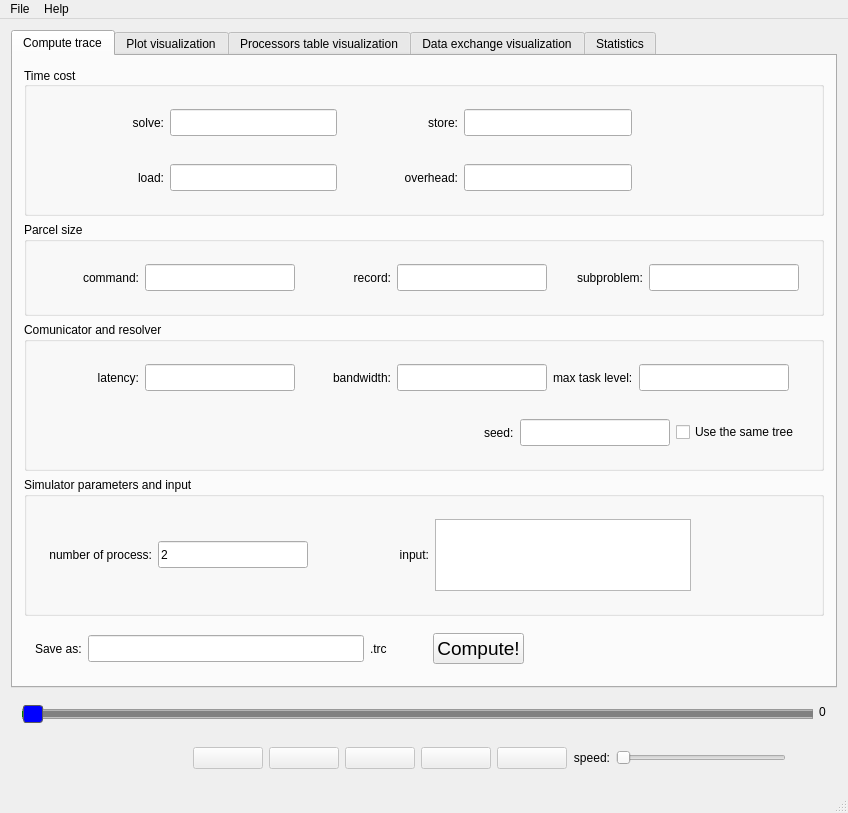
Qt form visualizer/mainwindow.ui (Justice01/bnb-visualizer) before a commit.
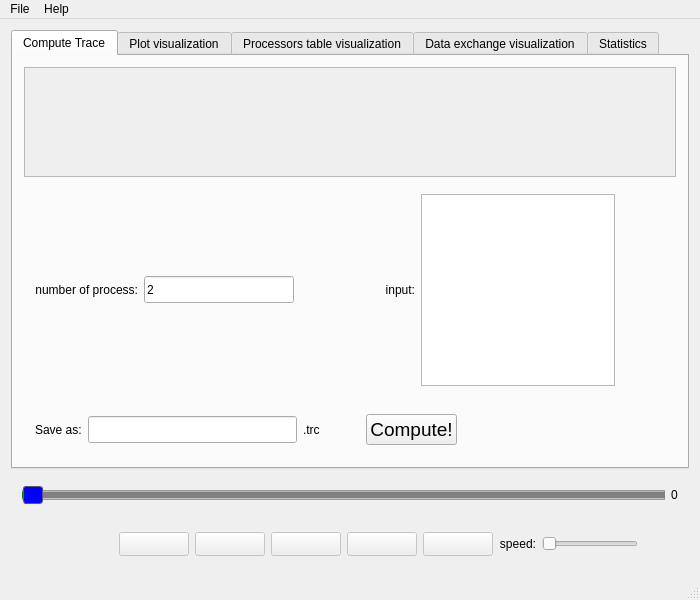
The same form after that commit. Icons and pictures are not drawn.

Commit message: added json autosettings

```diff
--- a/visualizer/mainwindow.ui
+++ b/visualizer/mainwindow.ui
@@ -6,16 +6,28 @@
    <rect>
     <x>0</x>
     <y>0</y>
-    <width>842</width>
-    <height>778</height>
+    <width>700</width>
+    <height>600</height>
    </rect>
   </property>
+  <property name="sizePolicy">
+   <sizepolicy hsizetype="Preferred" vsizetype="Preferred">
+    <horstretch>0</horstretch>
+    <verstretch>0</verstretch>
+   </sizepolicy>
+  </property>
+  <property name="minimumSize">
+   <size>
+    <width>700</width>
+    <height>600</height>
+   </size>
+  </property>
   <property name="windowTitle">
    <string>BnBVisualizer</string>
   </property>
   <widget class="QWidget" name="centralWidget">
-   <layout class="QGridLayout" name="gridLayout_3">
-    <item row="0" column="0">
+   <layout class="QVBoxLayout" name="verticalLayout_9">
+    <item>
      <layout class="QVBoxLayout" name="verticalLayout">
       <item>
        <widget class="QTabWidget" name="tabWidget">
@@ -24,588 +36,136 @@
         </property>
         <widget class="QWidget" name="ComputeTab">
          <attribute name="title">
-          <string>Compute trace</string>
+          <string>Compute Trace</string>
          </attribute>
          <layout class="QVBoxLayout" name="verticalLayout_2">
           <item>
-           <widget class="QGroupBox" name="groupBox">
-            <property name="title">
-             <string>Time cost</string>
+           <widget class="QScrollArea" name="computeScrollArea">
+            <property name="widgetResizable">
+             <bool>true</bool>
             </property>
-            <property name="alignment">
-             <set>Qt::AlignLeading|Qt::AlignLeft|Qt::AlignVCenter</set>
+            <widget class="QWidget" name="computeScrollAreaWidgetContents">
+             <property name="geometry">
+              <rect>
+               <x>0</x>
+               <y>0</y>
+               <width>656</width>
+               <height>122</height>
+              </rect>
+             </property>
+             <layout class="QGridLayout" name="ComputeLayout"/>
+            </widget>
+           </widget>
+          </item>
+          <item>
+           <widget class="QWidget" name="widget_11" native="true">
+            <property name="minimumSize">
+             <size>
+              <width>0</width>
+              <height>0</height>
+             </size>
             </property>
-            <property name="checkable">
-             <bool>false</bool>
+            <property name="maximumSize">
+             <size>
+              <width>16777215</width>
+              <height>16777215</height>
+             </size>
             </property>
-            <layout class="QVBoxLayout" name="verticalLayout_3">
+            <layout class="QHBoxLayout" name="horizontalLayout_10">
              <item>
-              <widget class="QWidget" name="widget_6" native="true">
-               <layout class="QHBoxLayout" name="horizontalLayout_6">
-                <item>
-                 <widget class="QLabel" name="label_5">
-                  <property name="minimumSize">
-                   <size>
-                    <width>115</width>
-                    <height>0</height>
-                   </size>
-                  </property>
-                  <property name="text">
-                   <string>solve:</string>
-                  </property>
-                  <property name="alignment">
-                   <set>Qt::AlignRight|Qt::AlignTrailing|Qt::AlignVCenter</set>
-                  </property>
-                 </widget>
-                </item>
-                <item>
-                 <widget class="QLineEdit" name="solveEdit">
-                  <property name="minimumSize">
-                   <size>
-                    <width>150</width>
-                    <height>27</height>
-                   </size>
-                  </property>
-                  <property name="maximumSize">
-                   <size>
-                    <width>16777215</width>
-                    <height>16777215</height>
-                   </size>
-                  </property>
-                 </widget>
-                </item>
-                <item>
-                 <widget class="QLabel" name="label_6">
-                  <property name="minimumSize">
-                   <size>
-                    <width>115</width>
-                    <height>0</height>
-                   </size>
-                  </property>
-                  <property name="text">
-                   <string>store:</string>
-                  </property>
-                  <property name="alignment">
-                   <set>Qt::AlignRight|Qt::AlignTrailing|Qt::AlignVCenter</set>
-                  </property>
-                 </widget>
-                </item>
-                <item>
-                 <widget class="QLineEdit" name="storeEdit">
-                  <property name="minimumSize">
-                   <size>
-                    <width>150</width>
-                    <height>27</height>
-                   </size>
-                  </property>
-                  <property name="maximumSize">
-                   <size>
-                    <width>16777215</width>
-                    <height>16777215</height>
-                   </size>
-                  </property>
-                 </widget>
-                </item>
-                <item>
-                 <spacer name="horizontalSpacer_8">
-                  <property name="orientation">
-                   <enum>Qt::Horizontal</enum>
-                  </property>
-                  <property name="sizeType">
-                   <enum>QSizePolicy::MinimumExpanding</enum>
-                  </property>
-                  <property name="sizeHint" stdset="0">
-                   <size>
-                    <width>40</width>
-                    <height>20</height>
-                   </size>
-                  </property>
-                 </spacer>
-                </item>
-               </layout>
+              <widget class="QLabel" name="label_18">
+               <property name="layoutDirection">
+                <enum>Qt::LeftToRight</enum>
+               </property>
+               <property name="text">
+                <string>number of process:</string>
+               </property>
+               <property name="alignment">
+                <set>Qt::AlignRight|Qt::AlignTrailing|Qt::AlignVCenter</set>
+               </property>
               </widget>
              </item>
              <item>
-              <widget class="QWidget" name="widget_7" native="true">
-               <layout class="QHBoxLayout" name="horizontalLayout_7">
-                <item>
-                 <widget class="QLabel" name="label_7">
-                  <property name="minimumSize">
-                   <size>
-                    <width>115</width>
-                    <height>0</height>
-                   </size>
-                  </property>
-                  <property name="text">
-                   <string>load:</string>
-                  </property>
-                  <property name="alignment">
-                   <set>Qt::AlignRight|Qt::AlignTrailing|Qt::AlignVCenter</set>
-                  </property>
-                 </widget>
-                </item>
-                <item>
-                 <widget class="QLineEdit" name="loadEdit">
-                  <property name="minimumSize">
-                   <size>
-                    <width>150</width>
-                    <height>27</height>
-                   </size>
-                  </property>
-                  <property name="maximumSize">
-                   <size>
-                    <width>16777215</width>
-                    <height>16777215</height>
-                   </size>
-                  </property>
-                 </widget>
-                </item>
-                <item>
-                 <widget class="QLabel" name="label_8">
-                  <property name="minimumSize">
-                   <size>
-                    <width>115</width>
-                    <height>0</height>
-                   </size>
-                  </property>
-                  <property name="text">
-                   <string>overhead:</string>
-                  </property>
-                  <property name="alignment">
-                   <set>Qt::AlignRight|Qt::AlignTrailing|Qt::AlignVCenter</set>
-                  </property>
-                 </widget>
-                </item>
-                <item>
-                 <widget class="QLineEdit" name="overheadEdit">
-                  <property name="minimumSize">
-                   <size>
-                    <width>150</width>
-                    <height>27</height>
-                   </size>
-                  </property>
-                  <property name="maximumSize">
-                   <size>
-                    <width>16777215</width>
-                    <height>16777215</height>
-                   </size>
-                  </property>
-                 </widget>
-                </item>
-                <item>
-                 <spacer name="horizontalSpacer_10">
-                  <property name="orientation">
-                   <enum>Qt::Horizontal</enum>
-                  </property>
-                  <property name="sizeType">
-                   <enum>QSizePolicy::MinimumExpanding</enum>
-                  </property>
-                  <property name="sizeHint" stdset="0">
-                   <size>
-                    <width>40</width>
-                    <height>20</height>
-                   </size>
-                  </property>
-                 </spacer>
-                </item>
-               </layout>
+              <widget class="QLineEdit" name="ProcNumEdit">
+               <property name="minimumSize">
+                <size>
+                 <width>150</width>
+                 <height>27</height>
+                </size>
+               </property>
+               <property name="maximumSize">
+                <size>
+                 <width>16777215</width>
+                 <height>16777215</height>
+                </size>
+               </property>
+               <property name="inputMask">
+                <string/>
+               </property>
+               <property name="text">
+                <string>2</string>
+               </property>
               </widget>
              </item>
-            </layout>
-           </widget>
-          </item>
-          <item>
-           <widget class="QGroupBox" name="groupBox_2">
-            <property name="title">
-             <string>Parcel size</string>
-            </property>
-            <layout class="QVBoxLayout" name="verticalLayout_5">
              <item>
-              <widget class="QWidget" name="widget_8" native="true">
-               <layout class="QHBoxLayout" name="horizontalLayout_8">
-                <item>
-                 <widget class="QLabel" name="label_9">
-                  <property name="minimumSize">
-                   <size>
-                    <width>90</width>
-                    <height>0</height>
-                   </size>
-                  </property>
-                  <property name="text">
-                   <string>command:</string>
-                  </property>
-                  <property name="alignment">
-                   <set>Qt::AlignRight|Qt::AlignTrailing|Qt::AlignVCenter</set>
-                  </property>
-                 </widget>
-                </item>
-                <item>
-                 <widget class="QLineEdit" name="commandEdit">
-                  <property name="minimumSize">
-                   <size>
-                    <width>150</width>
-                    <height>27</height>
-                   </size>
-                  </property>
-                  <property name="maximumSize">
-                   <size>
-                    <width>16777215</width>
-                    <height>16777215</height>
-                   </size>
-                  </property>
-                 </widget>
-                </item>
-                <item>
-                 <widget class="QLabel" name="label_10">
-                  <property name="minimumSize">
-                   <size>
-                    <width>90</width>
-                    <height>0</height>
-                   </size>
-                  </property>
-                  <property name="text">
-                   <string>record:</string>
-                  </property>
-                  <property name="alignment">
-                   <set>Qt::AlignRight|Qt::AlignTrailing|Qt::AlignVCenter</set>
-                  </property>
-                 </widget>
-                </item>
-                <item>
-                 <widget class="QLineEdit" name="recordEdit">
-                  <property name="minimumSize">
-                   <size>
-                    <width>150</width>
-                    <height>27</height>
-                   </size>
-                  </property>
-                  <property name="maximumSize">
-                   <size>
-                    <width>16777215</width>
-                    <height>16777215</height>
-                   </size>
-                  </property>
-                 </widget>
-                </item>
-                <item>
-                 <widget class="QLabel" name="label_11">
-                  <property name="minimumSize">
-                   <size>
-                    <width>90</width>
-                    <height>0</height>
-                   </size>
-                  </property>
-                  <property name="text">
-                   <string>subproblem:</string>
-                  </property>
-                  <property name="alignment">
-                   <set>Qt::AlignRight|Qt::AlignTrailing|Qt::AlignVCenter</set>
-                  </property>
-                 </widget>
-                </item>
-                <item>
-                 <widget class="QLineEdit" name="subproblemEdit">
-                  <property name="minimumSize">
-                   <size>
-                    <width>150</width>
-                    <height>27</height>
-                   </size>
-                  </property>
-                  <property name="maximumSize">
-                   <size>
-                    <width>16777215</width>
-                    <height>16777215</height>
-                   </size>
-                  </property>
-                 </widget>
-                </item>
-                <item>
-                 <spacer name="horizontalSpacer_12">
-                  <property name="orientation">
-                   <enum>Qt::Horizontal</enum>
-                  </property>
-                  <property name="sizeHint" stdset="0">
-                   <size>
-                    <width>40</width>
-                    <height>20</height>
-                   </size>
-                  </property>
-                 </spacer>
-                </item>
-               </layout>
+              <widget class="QLabel" name="label_19">
+               <property name="minimumSize">
+                <size>
+                 <width>115</width>
+                 <height>0</height>
+                </size>
+               </property>
+               <property name="text">
+                <string>input:</string>
+               </property>
+               <property name="alignment">
+                <set>Qt::AlignRight|Qt::AlignTrailing|Qt::AlignVCenter</set>
+               </property>
               </widget>
              </item>
-            </layout>
-           </widget>
-          </item>
-          <item>
-           <widget class="QGroupBox" name="groupBox_4">
-            <property name="title">
-             <string>Comunicator and resolver</string>
-            </property>
-            <layout class="QVBoxLayout" name="verticalLayout_8">
              <item>
-              <widget class="QWidget" name="widget_9" native="true">
-               <layout class="QHBoxLayout" name="horizontalLayout_9">
-                <item>
-                 <widget class="QLabel" name="label_12">
-                  <property name="minimumSize">
-                   <size>
-                    <width>90</width>
-                    <height>0</height>
-                   </size>
-                  </property>
-                  <property name="text">
-                   <string>latency:</string>
-                  </property>
-                  <property name="alignment">
-                   <set>Qt::AlignRight|Qt::AlignTrailing|Qt::AlignVCenter</set>
-                  </property>
-                 </widget>
-                </item>
-                <item>
-                 <widget class="QLineEdit" name="latencyEdit">
-                  <property name="minimumSize">
-                   <size>
-                    <width>150</width>
-                    <height>27</height>
-                   </size>
-                  </property>
-                  <property name="maximumSize">
-                   <size>
-                    <width>16777215</width>
-                    <height>16777215</height>
-                   </size>
-                  </property>
-                 </widget>
-                </item>
-                <item>
-                 <widget class="QLabel" name="label_13">
-                  <property name="minimumSize">
-                   <size>
-                    <width>90</width>
-                    <height>0</height>
-                   </size>
-                  </property>
-                  <property name="text">
-                   <string>bandwidth:</string>
-                  </property>
-                  <property name="alignment">
-                   <set>Qt::AlignRight|Qt::AlignTrailing|Qt::AlignVCenter</set>
-                  </property>
-                 </widget>
-                </item>
-                <item>
-                 <widget class="QLineEdit" name="bandwidthEdit">
-                  <property name="minimumSize">
-                   <size>
-                    <width>150</width>
-                    <height>27</height>
-                   </size>
-                  </property>
-                  <property name="maximumSize">
-                   <size>
-                    <width>16777215</width>
-                    <height>16777215</height>
-                   </size>
-                  </property>
-                 </widget>
-                </item>
-                <item>
-                 <widget class="QLabel" name="label_14">
-                  <property name="text">
-                   <string>max task level:</string>
-                  </property>
-                 </widget>
-                </item>
-                <item>
-                 <widget class="QLineEdit" name="maxTaskLevelEdit">
-                  <property name="minimumSize">
-                   <size>
-                    <width>150</width>
-                    <height>27</height>
-                   </size>
-                  </property>
-                  <property name="maximumSize">
-                   <size>
-                    <width>16777215</width>
-                    <height>16777215</height>
-                   </size>
-                  </property>
-                 </widget>
-                </item>
-                <item>
-                 <spacer name="horizontalSpacer_14">
-                  <property name="orientation">
-                   <enum>Qt::Horizontal</enum>
-                  </property>
-                  <property name="sizeHint" stdset="0">
-                   <size>
-                    <width>40</width>
-                    <height>20</height>
-                   </size>
-                  </property>
-                 </spacer>
-                </item>
-               </layout>
+              <widget class="QTextEdit" name="InputEdit">
+               <property name="maximumSize">
+                <size>
+                 <width>16777215</width>
+                 <height>16777215</height>
+                </size>
+               </property>
+               <property name="horizontalScrollBarPolicy">
+                <enum>Qt::ScrollBarAsNeeded</enum>
+               </property>
               </widget>
              </item>
              <item>
-              <widget class="QWidget" name="widget_3" native="true">
-               <layout class="QHBoxLayout" name="horizontalLayout_11">
-                <item>
-                 <spacer name="horizontalSpacer_3">
-                  <property name="orientation">
-                   <enum>Qt::Horizontal</enum>
-                  </property>
-                  <property name="sizeType">
-                   <enum>QSizePolicy::Expanding</enum>
-                  </property>
-                  <property name="sizeHint" stdset="0">
-                   <size>
-                    <width>40</width>
-                    <height>20</height>
-                   </size>
-                  </property>
-                 </spacer>
-                </item>
-                <item>
-                 <widget class="QLabel" name="label_17">
-                  <property name="text">
-                   <string>seed:</string>
-                  </property>
-                 </widget>
-                </item>
-                <item>
-                 <widget class="QLineEdit" name="seedEdit">
-                  <property name="minimumSize">
-                   <size>
-                    <width>150</width>
-                    <height>27</height>
-                   </size>
-                  </property>
-                  <property name="maximumSize">
-                   <size>
-                    <width>150</width>
-                    <height>27</height>
-                   </size>
-                  </property>
-                 </widget>
-                </item>
-                <item>
-                 <widget class="QCheckBox" name="sameTreeCheckBox">
-                  <property name="text">
-                   <string>Use the same tree</string>
-                  </property>
-                  <property name="checked">
-                   <bool>false</bool>
-                  </property>
-                 </widget>
-                </item>
-               </layout>
-               <zorder>sameTreeCheckBox</zorder>
-               <zorder>horizontalSpacer_3</zorder>
-               <zorder>seedEdit</zorder>
-               <zorder>label_17</zorder>
-              </widget>
+              <spacer name="horizontalSpacer_7">
+               <property name="orientation">
+                <enum>Qt::Horizontal</enum>
+               </property>
+               <property name="sizeType">
+                <enum>QSizePolicy::MinimumExpanding</enum>
+               </property>
+               <property name="sizeHint" stdset="0">
+                <size>
+                 <width>50</width>
+                 <height>20</height>
+                </size>
+               </property>
+              </spacer>
              </item>
             </layout>
            </widget>
           </item>
           <item>
-           <widget class="QGroupBox" name="groupBox_3">
-            <property name="title">
-             <string>Simulator parameters and input</string>
+           <widget class="QWidget" name="widget_10" native="true">
+            <property name="sizePolicy">
+             <sizepolicy hsizetype="Preferred" vsizetype="Preferred">
+              <horstretch>0</horstretch>
+              <verstretch>0</verstretch>
+             </sizepolicy>
             </property>
-            <layout class="QVBoxLayout" name="verticalLayout_7">
+            <layout class="QHBoxLayout" name="horizontalLayout_19">
              <item>
-              <widget class="QWidget" name="controlWidget" native="true">
-               <layout class="QHBoxLayout" name="horizontalLayout_3">
-                <item>
-                 <widget class="QLabel" name="label">
-                  <property name="layoutDirection">
-                   <enum>Qt::LeftToRight</enum>
-                  </property>
-                  <property name="text">
-                   <string>number of process:</string>
-                  </property>
-                  <property name="alignment">
-                   <set>Qt::AlignRight|Qt::AlignTrailing|Qt::AlignVCenter</set>
-                  </property>
-                 </widget>
-                </item>
-                <item>
-                 <widget class="QLineEdit" name="ProcNumEdit">
-                  <property name="minimumSize">
-                   <size>
-                    <width>150</width>
-                    <height>27</height>
-                   </size>
-                  </property>
-                  <property name="maximumSize">
-                   <size>
-                    <width>16777215</width>
-                    <height>16777215</height>
-                   </size>
-                  </property>
-                  <property name="inputMask">
-                   <string/>
-                  </property>
-                  <property name="text">
-                   <string>2</string>
-                  </property>
-                 </widget>
-                </item>
-                <item>
-                 <widget class="QLabel" name="label_3">
-                  <property name="minimumSize">
-                   <size>
-                    <width>115</width>
-                    <height>0</height>
-                   </size>
-                  </property>
-                  <property name="text">
-                   <string>input:</string>
-                  </property>
-                  <property name="alignment">
-                   <set>Qt::AlignRight|Qt::AlignTrailing|Qt::AlignVCenter</set>
-                  </property>
-                 </widget>
-                </item>
-                <item>
-                 <widget class="QTextEdit" name="InputEdit">
-                  <property name="horizontalScrollBarPolicy">
-                   <enum>Qt::ScrollBarAsNeeded</enum>
-                  </property>
-                 </widget>
-                </item>
-                <item>
-                 <spacer name="horizontalSpacer_6">
-                  <property name="orientation">
-                   <enum>Qt::Horizontal</enum>
-                  </property>
-                  <property name="sizeType">
-                   <enum>QSizePolicy::MinimumExpanding</enum>
-                  </property>
-                  <property name="sizeHint" stdset="0">
-                   <size>
-                    <width>40</width>
-                    <height>20</height>
-                   </size>
-                  </property>
-                 </spacer>
-                </item>
-               </layout>
-              </widget>
-             </item>
-            </layout>
-           </widget>
-          </item>
-          <item>
-           <widget class="QWidget" name="widget_5" native="true">
-            <layout class="QHBoxLayout" name="horizontalLayout_5">
-             <item>
-              <widget class="QLabel" name="label_15">
+              <widget class="QLabel" name="label_34">
                <property name="text">
                 <string>Save as:</string>
                </property>
@@ -622,14 +182,14 @@
               </widget>
              </item>
              <item>
-              <widget class="QLabel" name="label_16">
+              <widget class="QLabel" name="label_35">
                <property name="text">
                 <string>.trc</string>
                </property>
               </widget>
              </item>
              <item>
-              <spacer name="horizontalSpacer_15">
+              <spacer name="horizontalSpacer_20">
                <property name="orientation">
                 <enum>Qt::Horizontal</enum>
                </property>
@@ -657,14 +217,7 @@
               </widget>
              </item>
              <item>
-              <widget class="QLabel" name="StatusLabel">
-               <property name="text">
-                <string/>
-               </property>
-              </widget>
-             </item>
-             <item>
-              <spacer name="horizontalSpacer_4">
+              <spacer name="horizontalSpacer_19">
                <property name="orientation">
                 <enum>Qt::Horizontal</enum>
                </property>
@@ -673,7 +226,7 @@
                </property>
                <property name="sizeHint" stdset="0">
                 <size>
-                 <width>40</width>
+                 <width>50</width>
                  <height>20</height>
                 </size>
                </property>
@@ -682,19 +235,6 @@
             </layout>
            </widget>
           </item>
-          <item>
-           <spacer name="verticalSpacer">
-            <property name="orientation">
-             <enum>Qt::Vertical</enum>
-            </property>
-            <property name="sizeHint" stdset="0">
-             <size>
-              <width>20</width>
-              <height>40</height>
-             </size>
-            </property>
-           </spacer>
-          </item>
          </layout>
         </widget>
         <widget class="QWidget" name="PlotTab">
@@ -870,7 +410,7 @@
            <property name="minimumSize">
             <size>
              <width>70</width>
-             <height>0</height>
+             <height>24</height>
             </size>
            </property>
            <property name="text">
@@ -890,7 +430,7 @@
            <property name="minimumSize">
             <size>
              <width>70</width>
-             <height>0</height>
+             <height>24</height>
             </size>
            </property>
            <property name="maximumSize">
@@ -922,7 +462,7 @@
            <property name="minimumSize">
             <size>
              <width>70</width>
-             <height>0</height>
+             <height>24</height>
             </size>
            </property>
            <property name="maximumSize">
@@ -948,7 +488,7 @@
            <property name="minimumSize">
             <size>
              <width>70</width>
-             <height>0</height>
+             <height>24</height>
             </size>
            </property>
            <property name="maximumSize">
@@ -977,7 +517,7 @@
            <property name="minimumSize">
             <size>
              <width>70</width>
-             <height>0</height>
+             <height>24</height>
             </size>
            </property>
            <property name="text">
@@ -1043,8 +583,8 @@
     <rect>
      <x>0</x>
      <y>0</y>
-     <width>842</width>
-     <height>27</height>
+     <width>700</width>
+     <height>20</height>
     </rect>
    </property>
    <widget class="QMenu" name="menuFile">
```
Left out of the diff: 8 changed lines with no effect on the pictures. The commit also changes 2 other files.
